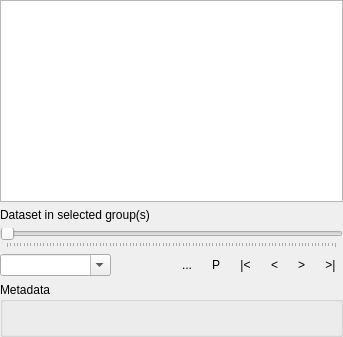
The window that src/ui/mesh/qgsmeshrendereractivedatasetwidgetbase.ui (qgis/QGIS) describes before a commit, drawn with Qt 5.
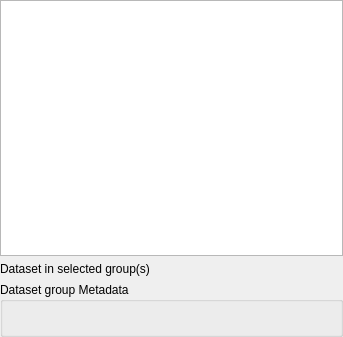
The same window after the commit. Icons and pictures are not drawn. Custom widgets are drawn as their Qt base class.

```diff
--- a/src/ui/mesh/qgsmeshrendereractivedatasetwidgetbase.ui
+++ b/src/ui/mesh/qgsmeshrendereractivedatasetwidgetbase.ui
@@ -46,104 +46,10 @@
      </property>
     </widget>
    </item>
-   <item>
-    <layout class="QGridLayout" name="mTimeLayout">
-     <item row="2" column="5">
-      <widget class="QToolButton" name="mFirstDatasetButton">
-       <property name="text">
-        <string>|&lt;</string>
-       </property>
-       <property name="autoRaise">
-        <bool>true</bool>
-       </property>
-      </widget>
-     </item>
-     <item row="1" column="0" colspan="9">
-      <widget class="QSlider" name="mDatasetSlider">
-       <property name="orientation">
-        <enum>Qt::Horizontal</enum>
-       </property>
-       <property name="tickPosition">
-        <enum>QSlider::TicksBelow</enum>
-       </property>
-       <property name="tickInterval">
-        <number>1</number>
-       </property>
-      </widget>
-     </item>
-     <item row="2" column="0" colspan="2">
-      <widget class="QComboBox" name="mTimeComboBox">
-       <property name="editable">
-        <bool>true</bool>
-       </property>
-       <property name="insertPolicy">
-        <enum>QComboBox::NoInsert</enum>
-       </property>
-      </widget>
-     </item>
-     <item row="2" column="7">
-      <widget class="QToolButton" name="mNextDatasetButton">
-       <property name="text">
-        <string>&gt;</string>
-       </property>
-       <property name="autoRaise">
-        <bool>true</bool>
-       </property>
-      </widget>
-     </item>
-     <item row="2" column="3">
-      <widget class="QToolButton" name="mTimeFormatButton">
-       <property name="toolTip">
-        <string>Time Format Options</string>
-       </property>
-       <property name="text">
-        <string notr="true">...</string>
-       </property>
-       <property name="icon">
-        <iconset>
-         <normaloff>:/images/themes/default/console/iconSettingsConsole.svg</normaloff>:/images/themes/default/console/iconSettingsConsole.svg</iconset>
-       </property>
-       <property name="autoRaise">
-        <bool>true</bool>
-       </property>
-      </widget>
-     </item>
-     <item row="2" column="8">
-      <widget class="QToolButton" name="mLastDatasetButton">
-       <property name="text">
-        <string>&gt;|</string>
-       </property>
-       <property name="autoRaise">
-        <bool>true</bool>
-       </property>
-      </widget>
-     </item>
-     <item row="2" column="6">
-      <widget class="QToolButton" name="mPreviousDatasetButton">
-       <property name="text">
-        <string>&lt;</string>
-       </property>
-       <property name="autoRaise">
-        <bool>true</bool>
-       </property>
-      </widget>
-     </item>
-     <item row="2" column="4">
-      <widget class="QToolButton" name="mDatasetPlaybackButton">
-       <property name="text">
-        <string>P</string>
-       </property>
-       <property name="autoRaise">
-        <bool>true</bool>
-       </property>
-      </widget>
-     </item>
-    </layout>
-   </item>
    <item>
     <widget class="QgsCollapsibleGroupBox" name="mActiveDatasetMetadataGroup">
      <property name="title">
-      <string>Metadata</string>
+      <string>Dataset group Metadata</string>
      </property>
      <layout class="QVBoxLayout" name="verticalLayout_2">
       <item>
```
